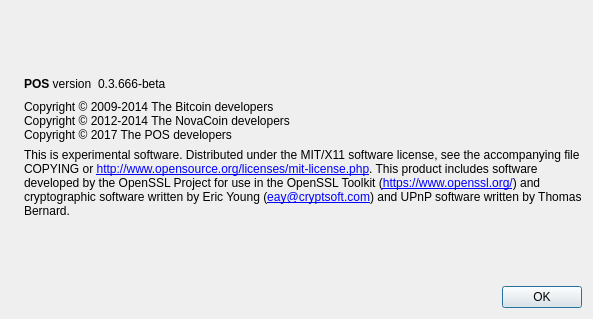
Old version of the form src/qt/forms/aboutdialog.ui in the repository POS-Team-800/POS.
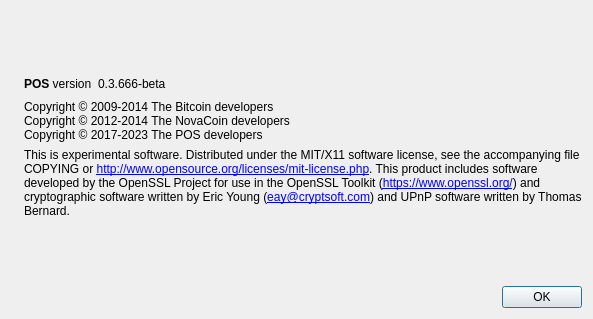
New version of the form. Icons and pictures are not drawn.

Patch:
```diff
--- a/src/qt/forms/aboutdialog.ui
+++ b/src/qt/forms/aboutdialog.ui
@@ -93,7 +93,7 @@
        <property name="text">
         <string>Copyright © 2009-2014 The Bitcoin developers
 Copyright © 2012-2014 The NovaCoin developers
-Copyright © 2017 The POS developers</string>
+Copyright © 2017-2023 The POS developers</string>
        </property>
        <property name="textInteractionFlags">
         <set>Qt::LinksAccessibleByMouse|Qt::TextSelectableByKeyboard|Qt::TextSelectableByMouse</set>
```
